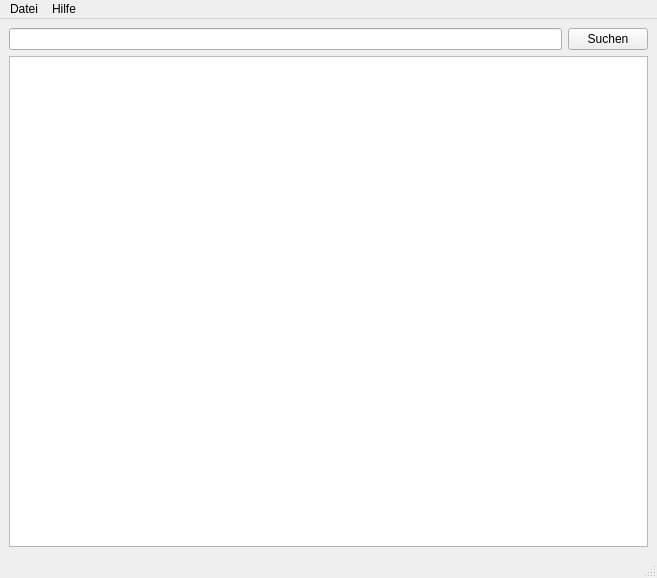
Qt form src/ui/main-window/MainWindow.ui (DerKuehneKollege/paste-and-elaste) before a commit.
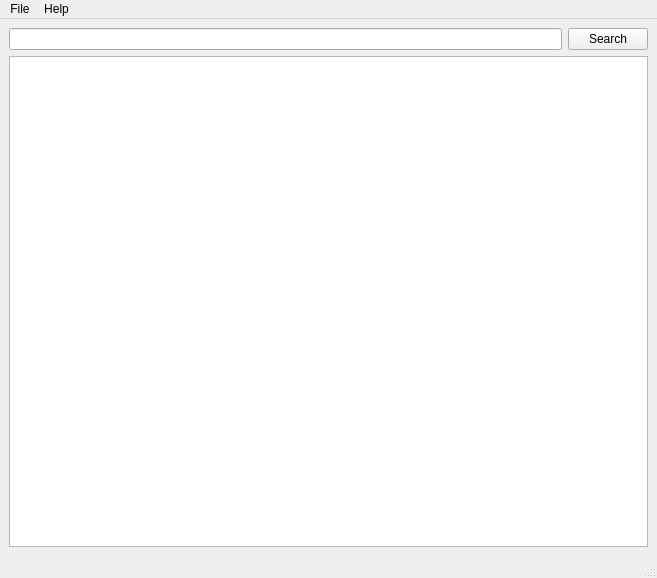
The same form after that commit.

What changed in the file:
```diff
--- a/src/ui/main-window/MainWindow.ui
+++ b/src/ui/main-window/MainWindow.ui
@@ -25,7 +25,7 @@
         <item>
          <widget class="QPushButton" name="searchButton">
           <property name="text">
-           <string>Suchen</string>
+                                            <string>Search</string>
           </property>
          </widget>
         </item>
@@ -47,20 +47,20 @@
      <height>21</height>
     </rect>
    </property>
-   <widget class="QMenu" name="menuDatei">
+            <widget class="QMenu" name="menuFile">
     <property name="title">
-     <string>Datei</string>
-    </property>
-    <addaction name="actionBeenden"/>
-   </widget>
-   <widget class="QMenu" name="menuHilfe">
+                    <string>File</string>
+                </property>
+                <addaction name="actionExit"/>
+            </widget>
+            <widget class="QMenu" name="menuHelp">
     <property name="title">
-     <string>Hilfe</string>
-    </property>
-    <addaction name="actionInfo"/>
-   </widget>
-   <addaction name="menuDatei"/>
-   <addaction name="menuHilfe"/>
+                    <string>Help</string>
+                </property>
+                <addaction name="actionAbout"/>
+            </widget>
+            <addaction name="menuFile"/>
+            <addaction name="menuHelp"/>
   </widget>
   <widget class="QStatusBar" name="statusbar"/>
   <action name="actionBeenden">
```
Left out of the diff: 12 changed lines with no effect on the pictures. Lines whose indentation alone changed are shown as unchanged.
